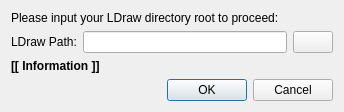
The window that src/ui/ldrawpath.ui (crimsondusk/ldforge) describes before a commit, drawn with Qt 5.
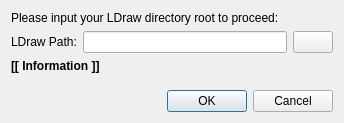
The same window after the commit. Icons and pictures are not drawn.

```diff
--- a/src/ui/ldrawpath.ui
+++ b/src/ui/ldrawpath.ui
@@ -7,7 +7,7 @@
     <x>0</x>
     <y>0</y>
     <width>344</width>
-    <height>112</height>
+    <height>123</height>
    </rect>
   </property>
   <property name="windowTitle">
@@ -56,6 +56,19 @@
      </property>
     </widget>
    </item>
+   <item>
+    <spacer name="verticalSpacer">
+     <property name="orientation">
+      <enum>Qt::Vertical</enum>
+     </property>
+     <property name="sizeHint" stdset="0">
+      <size>
+       <width>20</width>
+       <height>40</height>
+      </size>
+     </property>
+    </spacer>
+   </item>
    <item>
     <widget class="QDialogButtonBox" name="buttonBox">
      <property name="orientation">
```
Left out of the diff: 19 changed lines with no effect on the pictures.
